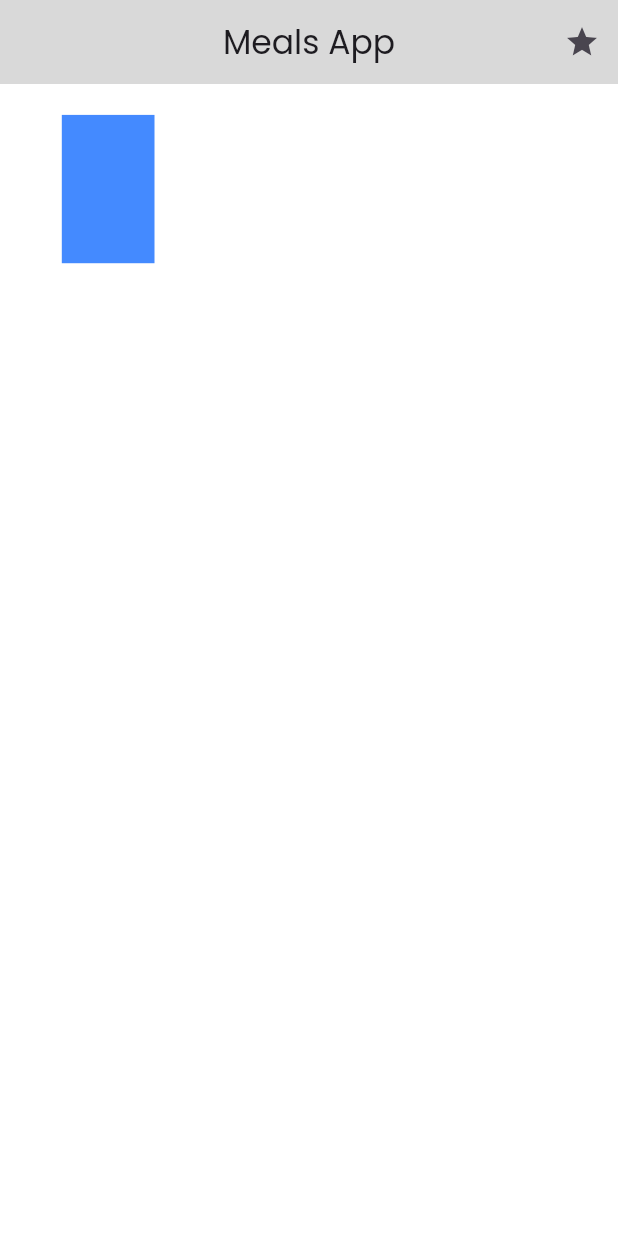
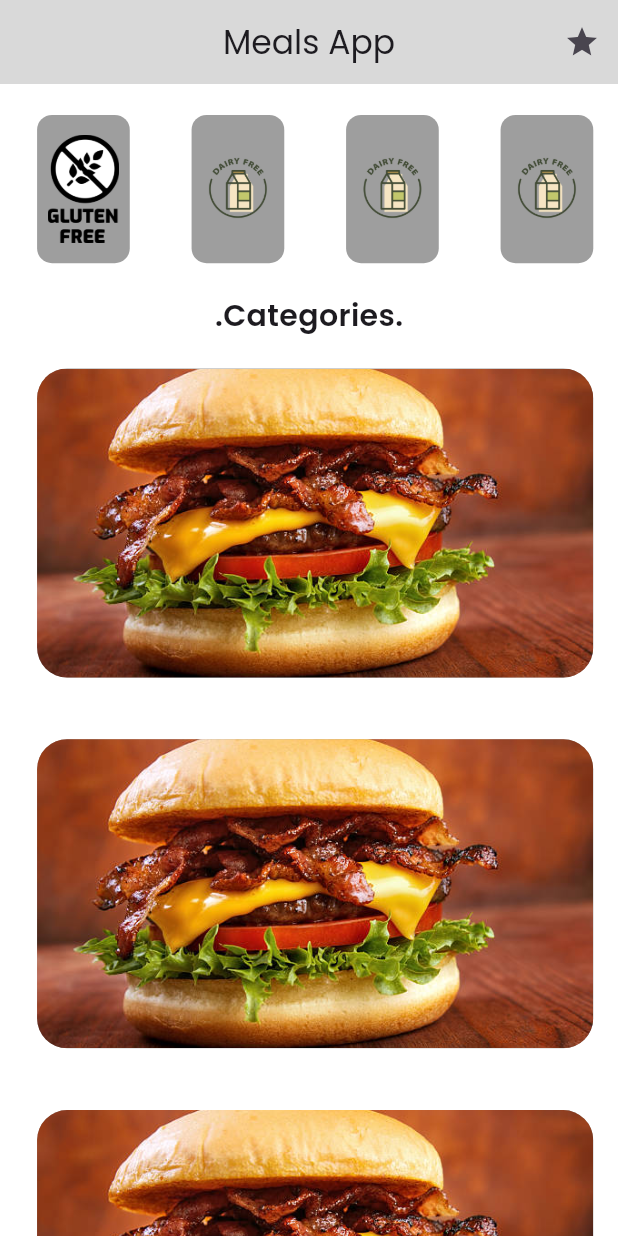
Before and after one commit to Abdelaziz28/meals_app, a Flutter app: the screen it shows after launch, on a phone screen of 412 x 824 dp. Run offline on Flutter 3.47's test engine with Material 3 defaults, Android fonts, the phone set to English and light mode, and no system bars; our stand-ins replace flutter_svg.

Commit message:
☝☝☝

```diff
--- a/lib/homeScreen/homeScreen.dart
+++ b/lib/homeScreen/homeScreen.dart
@@ -1,6 +1,7 @@
 
 import 'package:Meals_App/widgets/FilterLabel.dart';
 import 'package:Meals_App/widgets/appbar.dart';
+import 'package:Meals_App/widgets/categoryLabel.dart';
 import 'package:flutter/cupertino.dart';
 import 'package:flutter/material.dart';
 
@@ -20,10 +21,22 @@ class homeScreen extends StatelessWidget {
                 children: [
                   Row(
                     children: [
-                      FilterLabel(imgPath: 'assets/images/glutenf.svg', onPressed: doNun)
+                      FilterLabel(imgPath: 'assets/images/gluten.png', onPressed: doNun),
+                      FilterLabel(imgPath: 'assets/images/lactose.png', onPressed: doNun),
+                      FilterLabel(imgPath: 'assets/images/lactose.png', onPressed: doNun),
+                      FilterLabel(imgPath: 'assets/images/lactose.png', onPressed: doNun),
                     ],
-                  )
+                  ),
+                  Text('.Categories.',
+                  style: TextStyle(
+                    fontSize: 20,
+                    fontWeight: FontWeight.w600
+                  ),),
+                  CategoryLabel(imgPath: 'assets/images/Borger.jpg', onPressed: doNun, name: 'Burger'),
+                  CategoryLabel(imgPath: 'assets/images/Borger.jpg', onPressed: doNun, name: 'Burger'),
+                  CategoryLabel(imgPath: 'assets/images/Borger.jpg', onPressed: doNun, name: 'Burger'),
                 ],
+
             ),
           )
       );
--- a/lib/widgets/FilterLabel.dart
+++ b/lib/widgets/FilterLabel.dart
@@ -1,5 +1,6 @@
 import 'package:flutter/cupertino.dart';
 import 'package:flutter/material.dart';
+import 'package:flutter_svg/svg.dart';
 
 class FilterLabel extends StatelessWidget implements PreferredSizeWidget {
   final String imgPath;
@@ -15,16 +16,21 @@ class FilterLabel extends StatelessWidget implements PreferredSizeWidget {
   Widget build(BuildContext context) {
     double screenHeight = MediaQuery.of(context).size.height;
     double screenWidth = MediaQuery.of(context).size.width;
-    return Padding(
-      padding: EdgeInsets.fromLTRB(screenWidth*0.1, screenWidth*0.05, screenWidth*0.1, screenWidth*0.1),
-      child: Container(
-        width: 0.15*screenWidth,
-        height: 0.12*screenHeight,
-        decoration: BoxDecoration(
-          color: Colors.blueAccent,
-          image: DecorationImage(
-            image: ExactAssetImage(this.imgPath),
-            fit: BoxFit.fitHeight,
+    return InkWell(
+      child: Padding(
+        padding: EdgeInsets.fromLTRB(screenWidth*0.06, screenWidth*0.05, screenWidth*0.04, screenWidth*0.05),
+        child: Container(
+          width: 0.15*screenWidth,
+          height: 0.12*screenHeight,
+          decoration: BoxDecoration(
+              color: Colors.grey,
+              borderRadius: BorderRadius.circular(10)
+          ),
+          child: Padding(
+            padding: const EdgeInsets.all(7.0),
+            child: Image.asset(
+              this.imgPath,
+            ),
           ),
         ),
       ),
--- /dev/null
+++ b/lib/widgets/categoryLabel.dart
@@ -0,0 +1,43 @@
+import 'package:flutter/cupertino.dart';
+import 'package:flutter/material.dart';
+import 'package:flutter_svg/svg.dart';
+
+class CategoryLabel extends StatelessWidget implements PreferredSizeWidget {
+  final String imgPath;
+  final Function onPressed;
+  final String name;
+
+  const CategoryLabel({
+    Key? key,
+    required this.imgPath,
+    required this.onPressed,
+    required this.name,
+  }) : super(key: key);
+
+  @override
+  Widget build(BuildContext context) {
+    double screenHeight = MediaQuery.of(context).size.height;
+    double screenWidth = MediaQuery.of(context).size.width;
+    return Padding(
+      padding: EdgeInsets.fromLTRB(screenWidth*0.06, screenWidth*0.05, screenWidth*0.04, screenWidth*0.05),
+      child: Container(
+        width: 0.92*screenWidth,
+        height: 0.25*screenHeight,
+        decoration: BoxDecoration(
+            color: Colors.grey,
+            borderRadius: BorderRadius.circular(20)
+        ),
+        child: ClipRRect( // ClipRRect widget to apply the border radius to the image
+          borderRadius: BorderRadius.circular(20), // Same border radius as the container
+          child: Image.asset(
+            'assets/images/Borger.jpg', // Replace with your image path
+            fit: BoxFit.cover, // Use BoxFit to fit the image within the container
+          ),
+        ),
+      ),
+    );
+  }
+
+  @override
+  Size get preferredSize => Size.fromHeight(kToolbarHeight);
+}
--- a/pubspec.yaml
+++ b/pubspec.yaml
@@ -32,6 +32,7 @@ dependencies:
     sdk: flutter
   flutter_screenutil: ^5.9.0
   horizontal_text_line: ^0.0.2
+  flutter_svg: ^2.0.10+1
 
   # The following adds the Cupertino Icons font to your application.
   # Use with the CupertinoIcons class for iOS style icons.
```
Also changed, not shown: assets/images/Borger.jpg (added), assets/images/gluten.png (added), assets/images/lactose.png (added), pubspec.lock.
